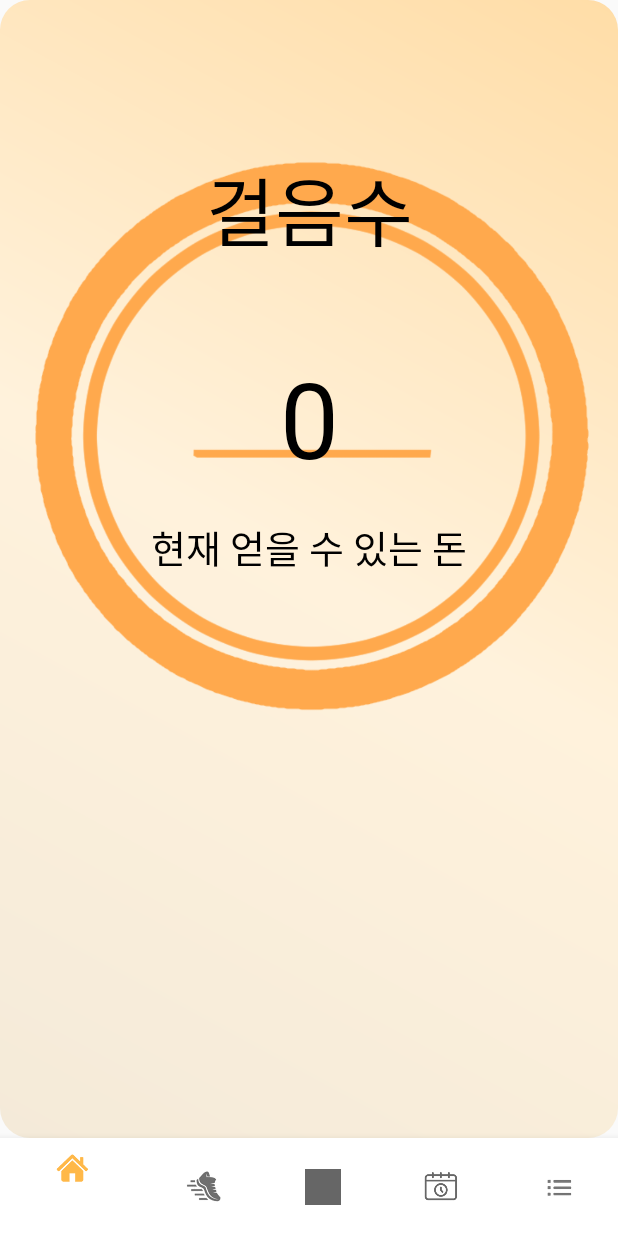
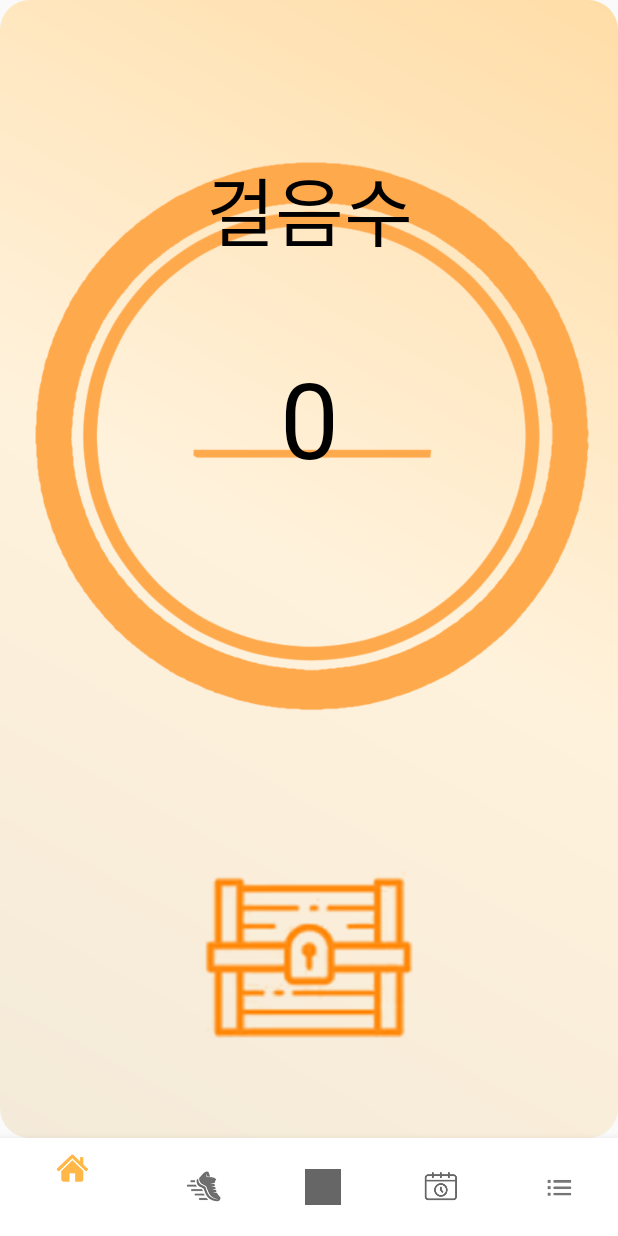
Before and after one commit to polaris428/skt_healthy_pet, an Android app: the fragment Pedometer_Fragment placed in its activity, on a phone screen of 412 x 824 dp. Run offline under Robolectric (Android 15) with nearby library versions, the phone set to English and light mode, and no system bars.

Commit message:
뭐 좀 추가함ㅋㅋ

```diff
--- a/app/src/main/res/layout/fragment_pedometer_.xml
+++ b/app/src/main/res/layout/fragment_pedometer_.xml
@@ -4,23 +4,23 @@
     xmlns:tools="http://schemas.android.com/tools"
     android:layout_width="match_parent"
     android:layout_height="match_parent"
-    tools:context=".Pedometer_Fragme"
-    android:background="@drawable/gradient">
+    android:background="@drawable/gradient"
+    tools:context=".Pedometer_Fragment">
 
     <androidx.constraintlayout.widget.ConstraintLayout
         android:layout_width="match_parent"
         android:layout_height="match_parent">
+
         <ImageView
             android:id="@+id/image"
             android:layout_width="match_parent"
             android:layout_height="match_parent"
+            android:layout_marginBottom="180dp"
             android:src="@drawable/pedometer"
-        android:layout_marginBottom="180dp"
-        app:layout_constraintTop_toTopOf="parent"
+            app:layout_constraintBottom_toBottomOf="parent"
             app:layout_constraintLeft_toLeftOf="parent"
             app:layout_constraintRight_toRightOf="parent"
-        app:layout_constraintBottom_toBottomOf="parent"
-       >
+            app:layout_constraintTop_toTopOf="parent">
 
         </ImageView>
 
@@ -28,14 +28,14 @@
             android:id="@+id/ptext"
             android:layout_width="match_parent"
             android:layout_height="wrap_content"
+            android:layout_marginBottom="300dp"
             android:gravity="center"
             android:text="@string/steps"
             android:textColor="@android:color/black"
             android:textSize="50sp"
-        android:layout_marginBottom="300dp"
+            app:layout_constraintBottom_toBottomOf="@+id/image"
             app:layout_constraintLeft_toLeftOf="parent"
-        app:layout_constraintTop_toTopOf="@+id/image"
-        app:layout_constraintBottom_toBottomOf="@+id/image">
+            app:layout_constraintTop_toTopOf="@+id/image">
 
         </TextView>
 
@@ -43,28 +43,14 @@
             android:id="@+id/walknum"
             android:layout_width="0dp"
             android:layout_height="wrap_content"
+            android:layout_marginTop="55dp"
             android:gravity="center"
             android:text="0"
-        android:layout_marginTop="55dp"
             android:textColor="@android:color/black"
             android:textSize="70sp"
-        app:layout_constraintTop_toBottomOf="@id/ptext"
             app:layout_constraintLeft_toLeftOf="parent"
-        app:layout_constraintRight_toRightOf="parent">
-
-    </TextView>
-
-    <TextView
-        android:layout_width="wrap_content"
-        android:layout_height="wrap_content"
-        android:text="현재 얻을 수 있는 돈"
-        android:textSize="25sp"
-        android:textColor="@android:color/black"
-        android:layout_marginTop="20dp"
-
-        app:layout_constraintTop_toBottomOf="@+id/walknum"
-        app:layout_constraintLeft_toLeftOf="parent"
-        app:layout_constraintRight_toRightOf="parent">
+            app:layout_constraintRight_toRightOf="parent"
+            app:layout_constraintTop_toBottomOf="@id/ptext">
 
         </TextView>
 
@@ -73,15 +59,11 @@
             android:layout_width="wrap_content"
             android:layout_height="wrap_content"
             android:background="@drawable/box"
-        android:visibility="invisible"
-        app:layout_constraintTop_toBottomOf="@+id/image"
+            app:layout_constraintLeft_toLeftOf="parent"
             app:layout_constraintRight_toRightOf="parent"
-        app:layout_constraintLeft_toLeftOf="parent">
+            app:layout_constraintTop_toBottomOf="@+id/image">
 
         </Button>
-
-
-
 
 
     </androidx.constraintlayout.widget.ConstraintLayout>
```
Also changed, not shown: app/src/main/res/drawable/chosebtn.xml (added, +9 -0 lines), app/src/main/res/layout/activity_input_.xml (+8 -3 lines), app/src/main/res/layout/fragment_pet_.xml (+13 -12 lines). Lines whose indentation alone changed are shown as unchanged.
